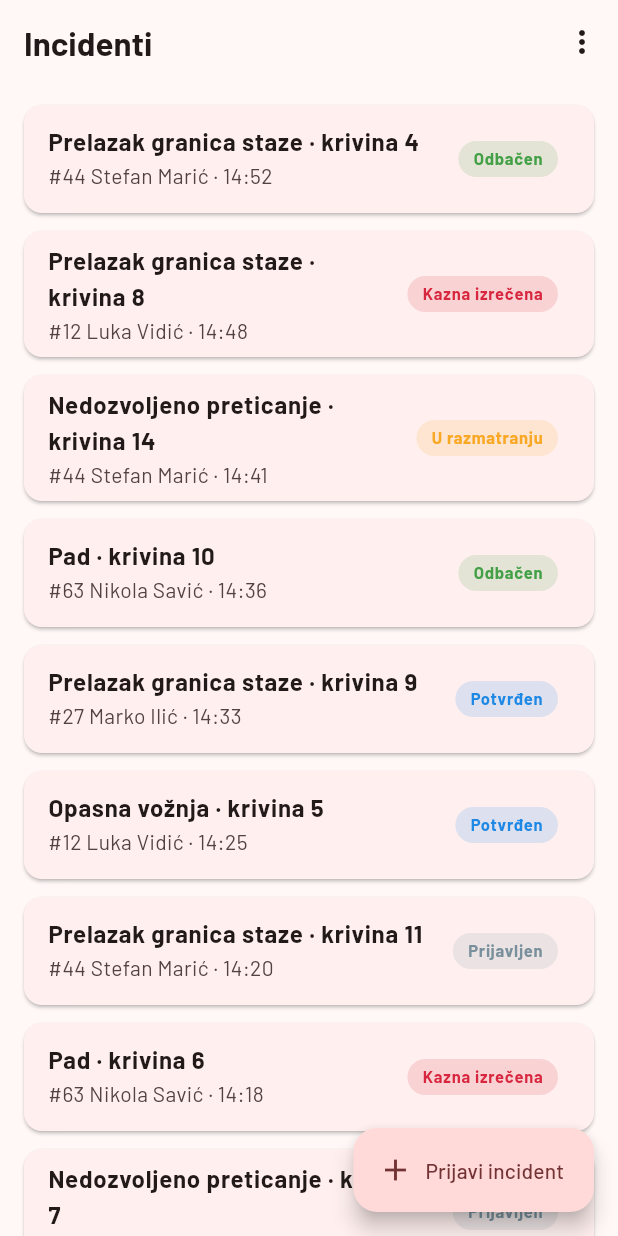
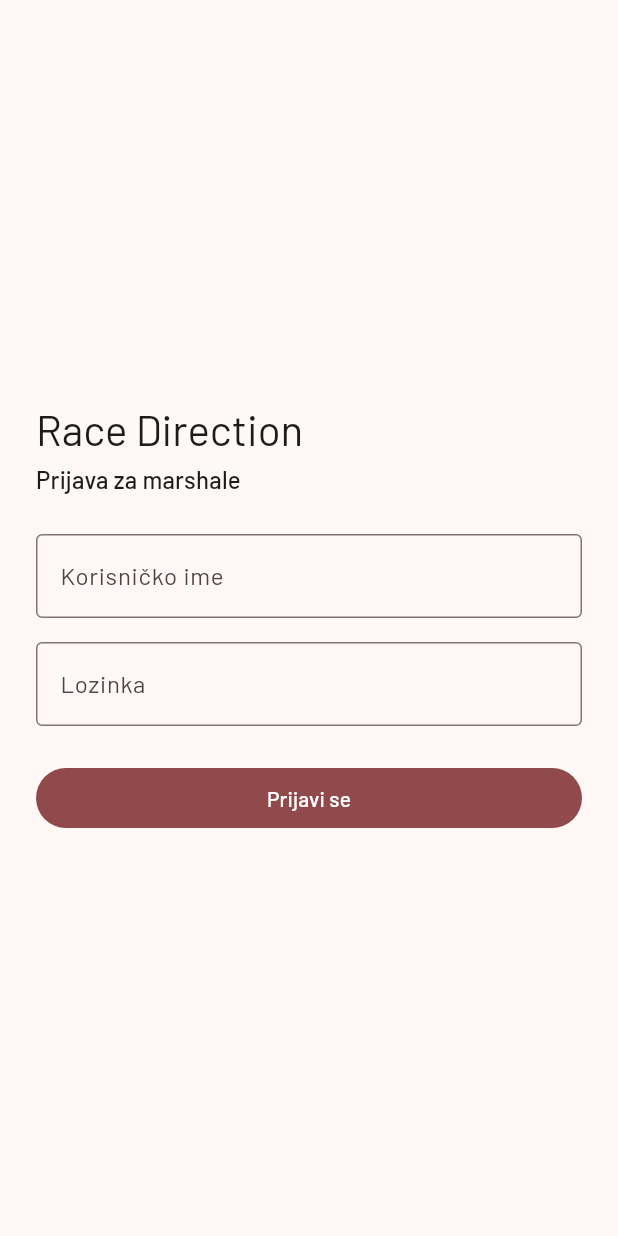
Before and after one commit to Razvoj-multiplatformskih-aplikacija-26/tim-18, a Flutter app: the screen it shows after launch, on a phone screen of 412 x 824 dp. Run offline on Flutter 3.47's test engine with Material 3 defaults, Android fonts, the phone set to English and light mode, and no system bars; our stand-ins replace bloc, equatable, flutter_bloc, flutter_secure_storage, go_router.

Commit message:
KT2: mobilna aplikacija nad serverom (prijava, secure storage, odjava, povlačenje prijave)

```diff
--- a/apps/mobile/lib/app_dependencies.dart
+++ b/apps/mobile/lib/app_dependencies.dart
@@ -10,6 +10,7 @@ class AppDependencies {
     required this.user,
     this.onFailNextRequest,
     this.onEmptyNextRequest,
+    this.onSignOut,
     IncidentId Function()? newId,
     this.now,
   }) : newId = newId ?? _timestampId;
@@ -27,5 +28,8 @@ class AppDependencies {
   /// Same for the empty list screen.
   final void Function()? onEmptyNextRequest;
 
+  /// Set when the app has a login (the real setup); the sign-out button uses it.
+  final void Function()? onSignOut;
+
   static IncidentId _timestampId() => IncidentId('i-${DateTime.now().microsecondsSinceEpoch}');
 }
--- /dev/null
+++ b/apps/mobile/lib/auth/auth_refresh.dart
@@ -0,0 +1,19 @@
+import 'dart:async';
+
+import 'package:blocs/auth.dart';
+import 'package:flutter/foundation.dart';
+
+/// Tells the router to run its redirect again whenever the login changes.
+final class AuthRefresh extends ChangeNotifier {
+  AuthRefresh(Stream<AuthState> states) {
+    _subscription = states.listen((_) => notifyListeners());
+  }
+
+  late final StreamSubscription<AuthState> _subscription;
+
+  @override
+  void dispose() {
+    unawaited(_subscription.cancel());
+    super.dispose();
+  }
+}
--- /dev/null
+++ b/apps/mobile/lib/auth/secure_session_store.dart
@@ -0,0 +1,25 @@
+import 'package:api_client/api_client.dart';
+import 'package:blocs/auth.dart';
+import 'package:flutter_secure_storage/flutter_secure_storage.dart';
+
+/// Keeps the login in the secure storage of the platform (Keychain, Keystore).
+/// Only the session the server issued is stored, never the password.
+final class SecureSessionStore implements SessionStore {
+  SecureSessionStore({required this._key, FlutterSecureStorage? storage})
+    : _storage = storage ?? const FlutterSecureStorage();
+
+  final String _key;
+  final FlutterSecureStorage _storage;
+
+  @override
+  Future<Session?> read() async {
+    final text = await _storage.read(key: _key);
+    return text == null ? null : decodeSession(text);
+  }
+
+  @override
+  Future<void> write(Session session) => _storage.write(key: _key, value: encodeSession(session));
+
+  @override
+  Future<void> clear() => _storage.delete(key: _key);
+}
--- /dev/null
+++ b/apps/mobile/lib/data/server_connection.dart
@@ -0,0 +1,37 @@
+import 'package:api_client/api_client.dart';
+import 'package:blocs/auth.dart';
+import 'package:blocs/blocs.dart';
+import 'package:contract/contract.dart';
+import 'package:flutter/foundation.dart';
+
+import '../auth/secure_session_store.dart';
+
+/// Where the server is, per platform. The Android emulator reaches the
+/// computer under 10.0.2.2; the iOS simulator, desktop and the browser use
+/// localhost. A phone in the same network passes
+/// `--dart-define=API_URL=http://<ip računara>:8080`.
+Uri serverUrl() {
+  const fromEnvironment = String.fromEnvironment('API_URL');
+  if (fromEnvironment.isNotEmpty) return Uri.parse(fromEnvironment);
+  if (!kIsWeb && defaultTargetPlatform == TargetPlatform.android) return Uri.parse('http://10.0.2.2:8080');
+  return Uri.parse('http://localhost:8080');
+}
+
+/// Everything that talks to the server, built once and shared by the screens
+/// through the app. Tests pass their own [store] and, instead of the server,
+/// their own [repository] and [gateway].
+final class ServerConnection {
+  ServerConnection({required this.api, required this.store, IncidentRepository? repository, AuthGateway? gateway})
+    : repository = repository ?? ApiIncidentRepository(api),
+      gateway = gateway ?? ApiAuthGateway(api);
+
+  factory ServerConnection.real() => ServerConnection(
+    api: ApiClient(baseUrl: serverUrl(), clientApp: ClientApps.mobile),
+    store: SecureSessionStore(key: 'race_direction.mobile.session'),
+  );
+
+  final ApiClient api;
+  final SessionStore store;
+  final IncidentRepository repository;
+  final AuthGateway gateway;
+}
--- /dev/null
+++ b/apps/mobile/lib/root_app.dart
@@ -0,0 +1,70 @@
+import 'package:blocs/auth.dart';
+import 'package:flutter/material.dart';
+import 'package:flutter_bloc/flutter_bloc.dart';
+import 'package:go_router/go_router.dart';
+
+import 'auth/auth_refresh.dart';
+import 'data/server_connection.dart';
+import 'router.dart';
+import 'theme/app_theme.dart';
+
+/// The app as users get it: it talks to the server and starts with the login.
+/// (`RaceDirectionApp` is the same screens over a repository without login.)
+class RaceDirectionRoot extends StatefulWidget {
+  const RaceDirectionRoot({super.key, required this.connection});
+
+  final ServerConnection connection;
+
+  @override
+  State<RaceDirectionRoot> createState() => _RaceDirectionRootState();
+}
+
+class _RaceDirectionRootState extends State<RaceDirectionRoot> {
+  late final AuthBloc _auth;
+  late final AuthRefresh _refresh;
+  late final GoRouter _router;
+
+  @override
+  void initState() {
+    super.initState();
+    final connection = widget.connection;
+    _auth = AuthBloc(gateway: connection.gateway, store: connection.store);
+    // The server said the login is no longer good: say so and go to sign-in.
+    connection.api.onSessionExpired = () => _auth.add(const SessionExpired());
+    _refresh = AuthRefresh(_auth.stream);
+    _router = buildRouter(auth: _auth, refresh: _refresh);
+    _auth.add(const AuthStarted());
+  }
+
+  @override
+  void dispose() {
+    widget.connection.api.onSessionExpired = null;
+    _router.dispose();
+    _refresh.dispose();
+    _auth.close();
+    super.dispose();
+  }
+
+  @override
+  Widget build(BuildContext context) {
+    return RepositoryProvider<ServerConnection>.value(
+      value: widget.connection,
+      child: BlocProvider<AuthBloc>.value(
+        value: _auth,
+        child: BlocListener<AuthBloc, AuthState>(
+          // No login, no token: nothing goes out with an old one.
+          listener: (context, state) {
+            if (state is! SignedIn) widget.connection.api.token = null;
+          },
+          child: MaterialApp.router(
+            title: 'Race Direction',
+            debugShowCheckedModeBanner: false,
+            theme: AppTheme.light(),
+            darkTheme: AppTheme.dark(),
+            routerConfig: _router,
+          ),
+        ),
+      ),
+    );
+  }
+}
--- a/apps/mobile/lib/router.dart
+++ b/apps/mobile/lib/router.dart
@@ -1,21 +1,30 @@
+import 'package:blocs/auth.dart';
+import 'package:flutter/foundation.dart';
 import 'package:go_router/go_router.dart';
 
 import 'screens/incident_detail_screen.dart';
 import 'screens/incidents_screen.dart';
+import 'screens/login_screen.dart';
 import 'screens/report_screen.dart';
+import 'screens/splash_screen.dart';
+import 'widgets/signed_in_scope.dart';
 
 abstract final class Routes {
   static const incidents = 'incidents';
   static const report = 'report';
   static const incident = 'incident';
+  static const login = 'login';
+  static const splash = 'splash';
 }
 
 /// One address per screen. `/incidents/new` is declared before
 /// `/incidents/:id`, otherwise "new" would be read as an incident id.
-GoRouter buildRouter() {
-  return GoRouter(
-    initialLocation: '/incidents',
-    routes: [
+///
+/// Without [auth] (tests, the fake setup) there is no login and the incident
+/// screens are open. With it, every address except `/login` needs a login:
+/// the redirect sends the user there, and back when they have signed in.
+GoRouter buildRouter({AuthBloc? auth, Listenable? refresh}) {
+  final incidentRoutes = <RouteBase>[
     GoRoute(
       path: '/incidents',
       name: Routes.incidents,
@@ -29,6 +38,29 @@ GoRouter buildRouter() {
         ),
       ],
     ),
+  ];
+
+  if (auth == null) return GoRouter(initialLocation: '/incidents', routes: incidentRoutes);
+
+  return GoRouter(
+    initialLocation: '/incidents',
+    refreshListenable: refresh,
+    redirect: (context, state) {
+      final here = state.matchedLocation;
+      return switch (auth.state) {
+        AuthRestoring() => here == '/splash' ? null : '/splash',
+        SigningIn() => null,
+        SignedOut() => here == '/login' ? null : '/login',
+        SignedIn() => here == '/login' || here == '/splash' ? '/incidents' : null,
+      };
+    },
+    routes: [
+      GoRoute(path: '/splash', name: Routes.splash, builder: (context, state) => const SplashScreen()),
+      GoRoute(path: '/login', name: Routes.login, builder: (context, state) => const LoginScreen()),
+      ShellRoute(
+        builder: (context, state, child) => SignedInScope(child: child),
+        routes: incidentRoutes,
+      ),
     ],
   );
 }
--- a/apps/mobile/lib/screens/incidents_screen.dart
+++ b/apps/mobile/lib/screens/incidents_screen.dart
@@ -5,6 +5,7 @@ import 'package:flutter_bloc/flutter_bloc.dart';
 import 'package:go_router/go_router.dart';
 
 import '../router.dart';
+import '../widgets/account_button.dart';
 import '../widgets/debug_menu.dart';
 import '../widgets/incident_tile.dart';
 
@@ -14,7 +15,7 @@ class IncidentsScreen extends StatelessWidget {
   @override
   Widget build(BuildContext context) {
     return Scaffold(
-      appBar: AppBar(title: const Text('Incidenti'), actions: const [DebugMenu()]),
+      appBar: AppBar(title: const Text('Incidenti'), actions: const [DebugMenu(), AccountButton()]),
       body: BlocBuilder<IncidentsBloc, IncidentsState>(
         builder: (context, state) => switch (state) {
           IncidentsLoading() => const Center(child: CircularProgressIndicator()),
@@ -82,6 +83,8 @@ class _ErrorView extends StatelessWidget {
             const Icon(Icons.error_outline, size: 48),
             const SizedBox(height: 12),
             const Text('Incidenti nisu učitani.'),
+            const SizedBox(height: 4),
+            const Text('Server nije dostupan ili nije odgovorio na vreme.', textAlign: TextAlign.center),
             const SizedBox(height: 16),
             FilledButton(onPressed: onRetry, child: const Text('Pokušaj ponovo')),
           ],
--- /dev/null
+++ b/apps/mobile/lib/screens/login_screen.dart
@@ -0,0 +1,108 @@
+import 'package:blocs/auth.dart';
+import 'package:flutter/material.dart';
+import 'package:flutter_bloc/flutter_bloc.dart';
+
+import '../text/auth_messages.dart';
+import '../text/error_messages.dart';
+
+class LoginScreen extends StatefulWidget {
+  const LoginScreen({super.key});
+
+  @override
+  State<LoginScreen> createState() => _LoginScreenState();
+}
+
+class _LoginScreenState extends State<LoginScreen> {
+  final _formKey = GlobalKey<FormState>();
+  final _username = TextEditingController();
+  final _password = TextEditingController();
+
+  @override
+  void dispose() {
+    _username.dispose();
+    _password.dispose();
+    super.dispose();
+  }
+
+  void _submit() {
+    if (!(_formKey.currentState?.validate() ?? false)) return;
+    context.read<AuthBloc>().add(SignInSubmitted(username: _username.text, password: _password.text));
+  }
+
+  /// Why the user is on this screen, when there is a reason.
+  String? _noticeFor(AuthState state) {
+    if (state is! SignedOut) return null;
+    return state.rule?.message ?? state.notice?.message;
+  }
+
+  @override
+  Widget build(BuildContext context) {
+    final state = context.watch<AuthBloc>().state;
+    final signingIn = state is SigningIn;
+    final notice = _noticeFor(state);
+    final scheme = Theme.of(context).colorScheme;
+
+    return Scaffold(
+      body: SafeArea(
+        child: Center(
+          child: SingleChildScrollView(
+            padding: const EdgeInsets.all(24),
+            child: ConstrainedBox(
+              constraints: const BoxConstraints(maxWidth: 400),
+              child: Form(
+                key: _formKey,
+                child: Column(
+                  mainAxisSize: MainAxisSize.min,
+                  crossAxisAlignment: CrossAxisAlignment.stretch,
+                  children: [
+                    Text('Race Direction', style: Theme.of(context).textTheme.headlineMedium),
+                    const SizedBox(height: 4),
+                    Text('Prijava za marshale', style: Theme.of(context).textTheme.titleMedium),
+                    const SizedBox(height: 24),
+                    if (notice != null) ...[
+                      Container(
+                        key: const Key('login-notice'),
+                        padding: const EdgeInsets.all(12),
+                        decoration: BoxDecoration(color: scheme.errorContainer, borderRadius: BorderRadius.circular(8)),
+                        child: Text(notice, style: TextStyle(color: scheme.onErrorContainer)),
+                      ),
+                      const SizedBox(height: 16),
+                    ],
+                    TextFormField(
+                      key: const Key('username-field'),
+                      controller: _username,
+                      enabled: !signingIn,
+                      decoration: const InputDecoration(labelText: 'Korisničko ime'),
+                      autofillHints: const [AutofillHints.username],
+                      textInputAction: TextInputAction.next,
+                      validator: (value) => (value ?? '').trim().isEmpty ? 'Unesite korisničko ime.' : null,
+                    ),
+                    const SizedBox(height: 16),
+                    TextFormField(
+                      key: const Key('password-field'),
+                      controller: _password,
+                      enabled: !signingIn,
+                      decoration: const InputDecoration(labelText: 'Lozinka'),
+                      obscureText: true,
+                      autofillHints: const [AutofillHints.password],
+                      onFieldSubmitted: (_) => _submit(),
+                      validator: (value) => (value ?? '').isEmpty ? 'Unesite lozinku.' : null,
+                    ),
+                    const SizedBox(height: 24),
+                    FilledButton(
+                      key: const Key('sign-in-button'),
+                      onPressed: signingIn ? null : _submit,
+                      child: signingIn
+                          ? const SizedBox(height: 20, width: 20, child: CircularProgressIndicator(strokeWidth: 2))
+                          : const Text('Prijavi se'),
+                    ),
+                  ],
+                ),
+              ),
+            ),
+          ),
+        ),
+      ),
+    );
+  }
+}
--- /dev/null
+++ b/apps/mobile/lib/text/auth_messages.dart
@@ -0,0 +1,12 @@
+import 'package:blocs/auth.dart';
+
+/// What a signed-out user reads. The reasons come from the BLoC as names; the
+/// wording is decided here.
+extension AuthNoticeMessage on AuthNotice {
+  String get message => switch (this) {
+    AuthNotice.sessionExpired => 'Prijava je istekla. Prijavite se ponovo.',
+    AuthNotice.invalidCredentials => 'Pogrešno korisničko ime ili lozinka.',
+    AuthNotice.serverUnavailable => 'Server nije dostupan. Proverite vezu i pokušajte ponovo.',
+    AuthNotice.signInFailed => 'Prijava nije uspela. Pokušajte ponovo.',
+  };
+}
--- a/apps/mobile/lib/widgets/confirm_report_dialog.dart
+++ b/apps/mobile/lib/widgets/confirm_report_dialog.dart
@@ -3,8 +3,8 @@ import 'package:flutter/material.dart';
 
 import '../text/labels.dart';
 
-/// Asks for a last confirmation before a report is sent, because a report
-/// cannot be withdrawn. When the domain finds similar recent reports it says so.
+/// Asks for a last confirmation before a report is sent, because once the
+/// direction acts on it the report cannot be withdrawn. When the domain finds similar recent reports it says so.
 class ConfirmReportDialog extends StatelessWidget {
   const ConfirmReportDialog({super.key, required this.duplicates});
 
@@ -29,7 +29,7 @@ class ConfirmReportDialog extends StatelessWidget {
               ),
             const SizedBox(height: 12),
           ],
-          const Text('Prijava se ne može povući.'),
+          const Text('Prijavu možete povući dok je u stanju „Prijavljen“.'),
         ],
       ),
       actions: [
--- a/apps/mobile/pubspec.yaml
+++ b/apps/mobile/pubspec.yaml
@@ -10,11 +10,16 @@ resolution: workspace
 dependencies:
   flutter:
     sdk: flutter
+  api_client:
+    path: ../../packages/api_client
   blocs:
     path: ../../packages/blocs
+  contract:
+    path: ../../packages/contract
   domain:
     path: ../../packages/domain
   flutter_bloc: ^9.1.1
+  flutter_secure_storage: ^9.2.4
   go_router: 18.0.2
 
 dev_dependencies:
```
Also changed, not shown: apps/mobile/lib/main.dart (+6 -15 lines), apps/mobile/lib/main_fake.dart (added, +20 -0 lines), apps/mobile/lib/screens/incident_detail_screen.dart (+76 -3 lines), apps/mobile/lib/screens/splash_screen.dart (added, +9 -0 lines), apps/mobile/lib/widgets/account_button.dart (added, +23 -0 lines), apps/mobile/lib/widgets/signed_in_scope.dart (added, +70 -0 lines), 5 other files. Lines whose indentation alone changed are shown as unchanged.
